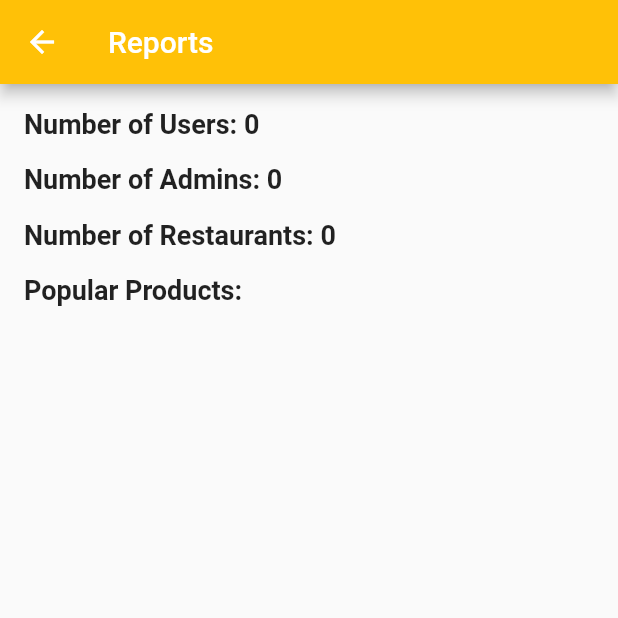
After one commit to ShaikhMariyam/HalalXperience, a Flutter app: the screen it shows after launch, after a tap on "View Report", on a phone screen of 412 x 824 dp, the top half of it. The commit adds this screen. Run offline on Flutter 3.47's test engine with Material 2 defaults, Android fonts, the phone set to English and light mode, and no system bars; our stand-ins replace carousel_slider, cloud_firestore, firebase_auth, firebase_core, firebase_storage, google_maps_flutter and 2 more; missing offline and left inert: flutter_barcode_scanner; accounts and stored records are empty; network calls fail.

Commit message:
report page added

```diff
--- a/lib/screens/admin_dashboard.dart
+++ b/lib/screens/admin_dashboard.dart
@@ -1,5 +1,6 @@
 import 'dart:convert';
 import 'package:flutter/material.dart';
+import 'package:halalxperience/screens/reports.dart';
 import 'addHCO.dart';
 import 'addRestaurant.dart';
 import 'addProduct.dart';
@@ -26,6 +27,7 @@ class adminPage extends StatelessWidget {
         '/restaurant': (context) => Restaurant(),
         '/addCompany': (context) => AddCompanyPage(),
         '/addAdmin': (context) => RegisterAdmin(),
+        '/reports': (context) => ReportsPage(),
       },
     );
   }
@@ -34,7 +36,8 @@ class adminPage extends StatelessWidget {
 class HomePage extends StatelessWidget {
   @override
   Widget build(BuildContext context) {
-    return Scaffold(
+    return SafeArea(
+      child: Scaffold(
         appBar: AppBar(
           backgroundColor: Colors.yellow.shade700,
           title: const Text('HalalXperience'),
@@ -68,6 +71,7 @@ class HomePage extends StatelessWidget {
                   buildButton(
                       context, 'Add Company', Icons.add_business, '/addCompany'),
                   buildButton(context, 'Add Admin', Icons.business, '/addAdmin'),
+                  buildButton(context, 'View Report', Icons.report, '/reports'),
                 ],
               ),
               const SizedBox(height: 16.0),
@@ -77,6 +81,7 @@ class HomePage extends StatelessWidget {
                 height: 400,
               ),
             ],
+          ),
         ),
       ),
     );
--- /dev/null
+++ b/lib/screens/reports.dart
@@ -0,0 +1,201 @@
+// import "package:flutter/material.dart";
+// import 'package:cloud_firestore/cloud_firestore.dart';
+
+// // Function to get the number of users from Firebase
+// Future<int> getUsersCount() async {
+//   QuerySnapshot snapshot =
+//       await FirebaseFirestore.instance.collection('users').get();
+//   return snapshot.size;
+// }
+
+// // Function to get the number of admins from Firebase
+// Future<int> getAdminsCount() async {
+//   QuerySnapshot snapshot =
+//       await FirebaseFirestore.instance.collection('Admin').get();
+//   return snapshot.size;
+// }
+
+// // Function to get the number of restaurants from Firebase
+// Future<int> getRestaurantsCount() async {
+//   QuerySnapshot snapshot =
+//       await FirebaseFirestore.instance.collection('restaurants').get();
+//   return snapshot.size;
+// }
+
+// // Function to get the popular products accessed from Firebase
+// Future<Map<String, int>> getPopularProducts() async {
+//   QuerySnapshot snapshot =
+//       await FirebaseFirestore.instance.collection('products').get();
+
+//   Map<String, int> productFrequency = {};
+
+//   snapshot.docs.forEach((doc) {
+//     String productName = doc['name']; // Assuming the name field contains the product name
+//     if (productFrequency.containsKey(productName)) {
+//       productFrequency[productName]++;
+//     } else {
+//       productFrequency[productName] = 1;
+//     }
+//   });
+
+//   // Sort the productFrequency map by value in descending order
+//   var sortedProducts = productFrequency.entries.toList()
+//     ..sort((a, b) => b.value.compareTo(a.value));
+
+//   // Return the sorted map
+//   return Map.fromEntries(sortedProducts);
+// }
+
+// // Example usage of the above functions
+// void generateReports() async {
+//   int usersCount = await getUsersCount();
+//   int adminsCount = await getAdminsCount();
+//   int restaurantsCount = await getRestaurantsCount();
+//   Map<String, int> popularProducts = await getPopularProducts();
+
+//   print('Number of Users: $usersCount');
+//   print('Number of Admins: $adminsCount');
+//   print('Number of Restaurants: $restaurantsCount');
+//   print('Popular Products:');
+//   popularProducts.forEach((productName, frequency) {
+//     print('$productName: $frequency');
+//   });
+// }
+
+// // Call the function to generate the reports
+// class GenerateReport extends StatelessWidget {
+//   const GenerateReport({super.key});
+
+//   @override
+//   Widget build(BuildContext context) {
+//     return SafeArea(
+//       child: const Scaffold(
+//         Text("Registered Users"),
+//         ;
+//       ),
+//     );
+//   }
+// }
+import 'package:flutter/material.dart';
+import 'package:cloud_firestore/cloud_firestore.dart';
+
+class ReportsPage extends StatefulWidget {
+  @override
+  _ReportsPageState createState() => _ReportsPageState();
+}
+
+class _ReportsPageState extends State<ReportsPage> {
+  int usersCount = 0;
+  int adminsCount = 0;
+  int restaurantsCount = 0;
+  Map<String, int> popularProducts = {};
+
+  @override
+  void initState() {
+    super.initState();
+    fetchReports();
+  }
+
+  void fetchReports() async {
+    int users = await getUsersCount();
+    int admins = await getAdminsCount();
+    int restaurants = await getRestaurantsCount();
+    Map<String, int> products = await getPopularProducts();
+
+    setState(() {
+      usersCount = users;
+      adminsCount = admins;
+      restaurantsCount = restaurants;
+     popularProducts = products;
+    });
+  }
+
+  Future<int> getUsersCount() async {
+    QuerySnapshot snapshot =
+        await FirebaseFirestore.instance.collection('users').get();
+    return snapshot.size;
+  }
+
+  Future<int> getAdminsCount() async {
+    QuerySnapshot snapshot =
+        await FirebaseFirestore.instance.collection('Admin').get();
+    return snapshot.size;
+  }
+
+  Future<int> getRestaurantsCount() async {
+    QuerySnapshot snapshot =
+        await FirebaseFirestore.instance.collection('restaurants').get();
+    return snapshot.size;
+  }
+
+  Future<Map<String, int>> getPopularProducts() async {
+    QuerySnapshot snapshot =
+        await FirebaseFirestore.instance.collection('products').get();
+
+    Map<String, int> productFrequency = {};
+
+    snapshot.docs.forEach((doc) {
+      String productName = doc['name'];
+      if (productFrequency.containsKey(productName)) {
+        int frequency = productFrequency[productName] ?? 0;
+       // productFrequency[productName]++;
+       productFrequency[productName] = frequency + 1;
+      } else {
+        productFrequency[productName] = 1;
+      }
+    });
+
+    var sortedProducts = productFrequency.entries.toList()
+      ..sort((a, b) => b.value.compareTo(a.value));
+
+    return Map.fromEntries(sortedProducts);
+  }
+
+  @override
+  Widget build(BuildContext context) {
+    return Scaffold(
+      appBar: AppBar(
+        title: Text('Reports'),
+        backgroundColor: Colors.amber,
+      ),
+      body: ListView(
+        padding: EdgeInsets.all(16.0),
+        children: [
+          Text(
+            'Number of Users: $usersCount',
+            style: TextStyle(fontSize: 18.0, fontWeight: FontWeight.bold),
+          ),
+          SizedBox(height: 16.0),
+          Text(
+            'Number of Admins: $adminsCount',
+            style: TextStyle(fontSize: 18.0, fontWeight: FontWeight.bold),
+          ),
+          SizedBox(height: 16.0),
+          Text(
+            'Number of Restaurants: $restaurantsCount',
+            style: TextStyle(fontSize: 18.0, fontWeight: FontWeight.bold),
+          ),
+          SizedBox(height: 16.0),
+          Text(
+            'Popular Products:',
+            style: TextStyle(fontSize: 18.0, fontWeight: FontWeight.bold),
+          ),
+          ListView.builder(
+            shrinkWrap: true,
+            physics: NeverScrollableScrollPhysics(),
+            itemCount: popularProducts.length,
+            itemBuilder: (context, index) {
+              String productName = popularProducts.keys.elementAt(index);
+              int frequency = popularProducts.values.elementAt(index);
+
+              return ListTile(
+                title: Text(productName),
+                trailing: Text('$frequency'),
+              );
+            },
+          ),
+        ],
+      ),
+    );
+  }
+}
```
Also changed, not shown: pubspec.lock, 3 other files. Lines whose indentation alone changed are shown as unchanged.
